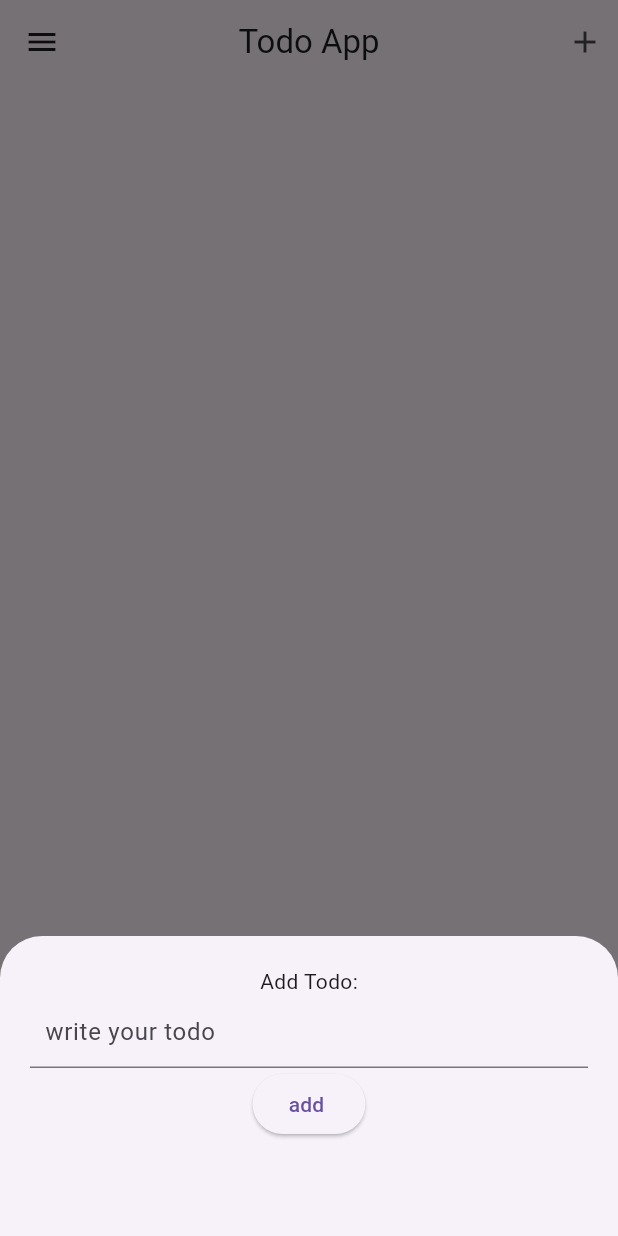
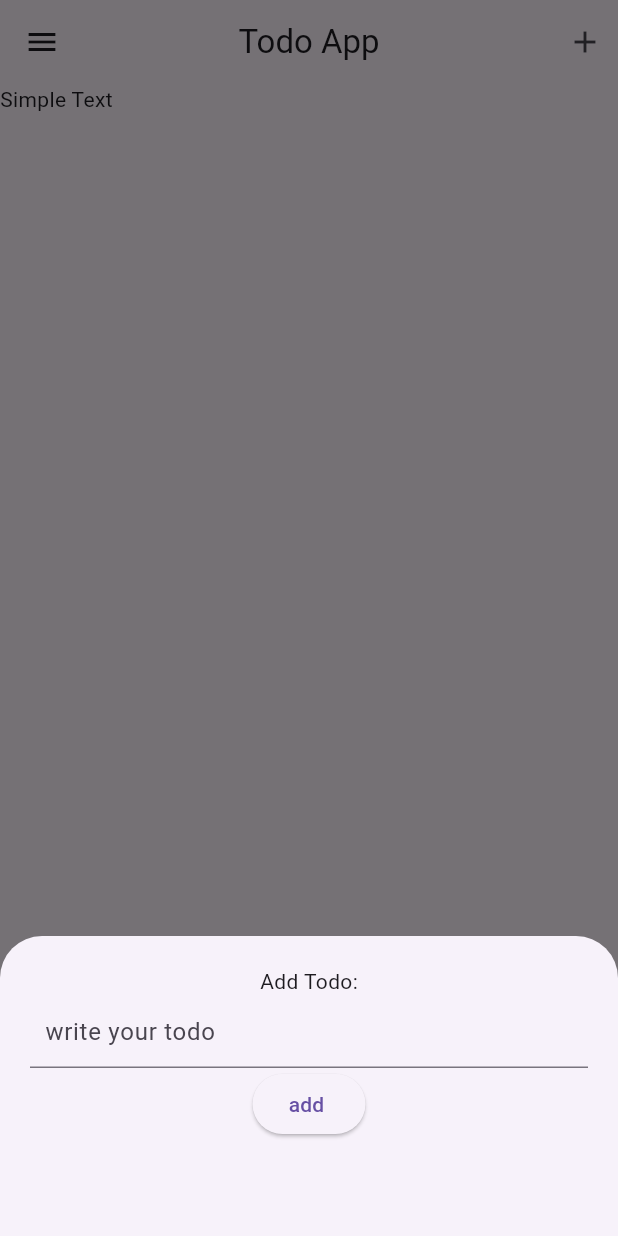
Before and after one commit to MossesAryo/Flutter_ToDo_app, a Flutter app: the screen it shows after launch, after a tap on the "add" icon, on a phone screen of 412 x 824 dp. Run offline on Flutter 3.47's test engine with Material 3 defaults, Android fonts, the phone set to English and light mode, and no system bars.

Commit message:
Passing data from textfield input(advanced parent and child communication)

```diff
--- a/lib/addtodo.dart
+++ b/lib/addtodo.dart
@@ -1,7 +1,9 @@
 import 'package:flutter/material.dart';
 
 class AddTodo extends StatefulWidget {
-  const AddTodo({super.key});
+  void Function({required String todoText}) changeText;
+
+  AddTodo({super.key, required this.changeText});
 
   @override
   State<AddTodo> createState() => _AddTodoState();
@@ -23,8 +25,10 @@ class _AddTodoState extends State<AddTodo> {
           ),
         ),
         ElevatedButton(
+
             onPressed: () {
               print(todotext.text);
+              widget.changeText(todoText: todotext.text);
               todotext.text = "";
             },
             child: Text('add '))
--- a/lib/mainScreen.dart
+++ b/lib/mainScreen.dart
@@ -9,6 +9,14 @@ class MainScreen extends StatefulWidget {
 }
 
 class _MainScreenState extends State<MainScreen> {
+  String text = "Simple Text";
+
+  void changeText({required String todoText}) {
+    setState(() {
+      text = "$todoText";
+    });
+  }
+
   @override
   Widget build(BuildContext context) {
     return Scaffold(
@@ -24,10 +32,15 @@ class _MainScreenState extends State<MainScreen> {
                     showModalBottomSheet(
                         context: context,
                         builder: (context) {
-                          return Container(
-                            padding: EdgeInsets.all(20),
-                            height: 200,
-                            child: AddTodo(),
+                          return Padding(
+                            padding: MediaQuery.of(context).viewInsets,
+                            child: Container(
+                              padding: EdgeInsets.all(20),
+                              height: 200,
+                              child: AddTodo(
+                                changeText: changeText,
+                              ),
+                            ),
                           );
                         });
                   },
@@ -35,6 +48,6 @@ class _MainScreenState extends State<MainScreen> {
             )
           ],
         ),
-        body: Container());
+        body: Container(child: Text('$text')));
   }
 }
```
